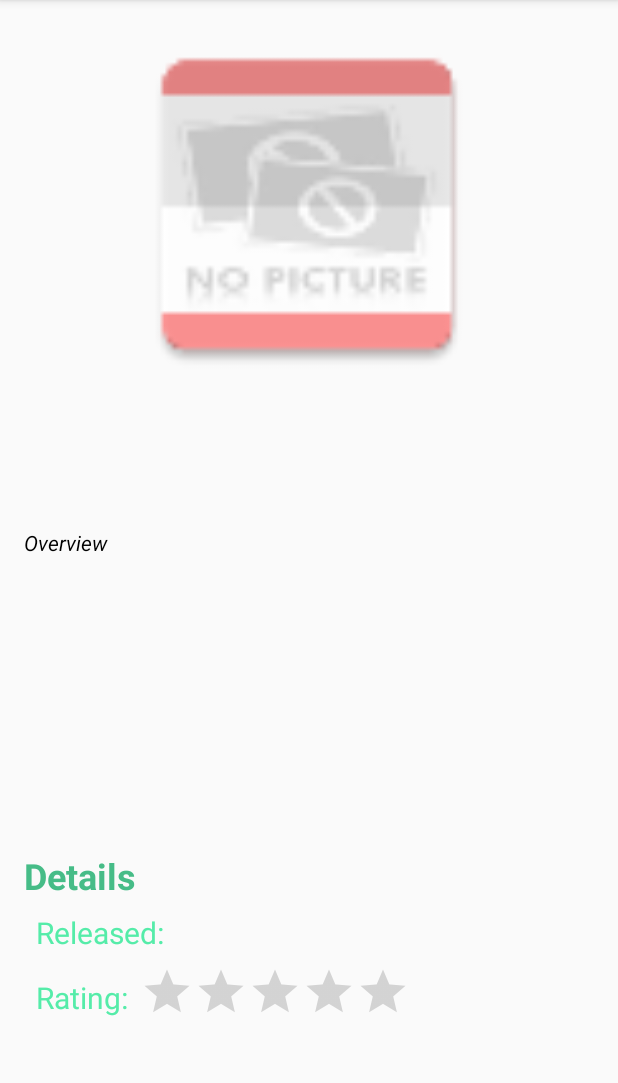
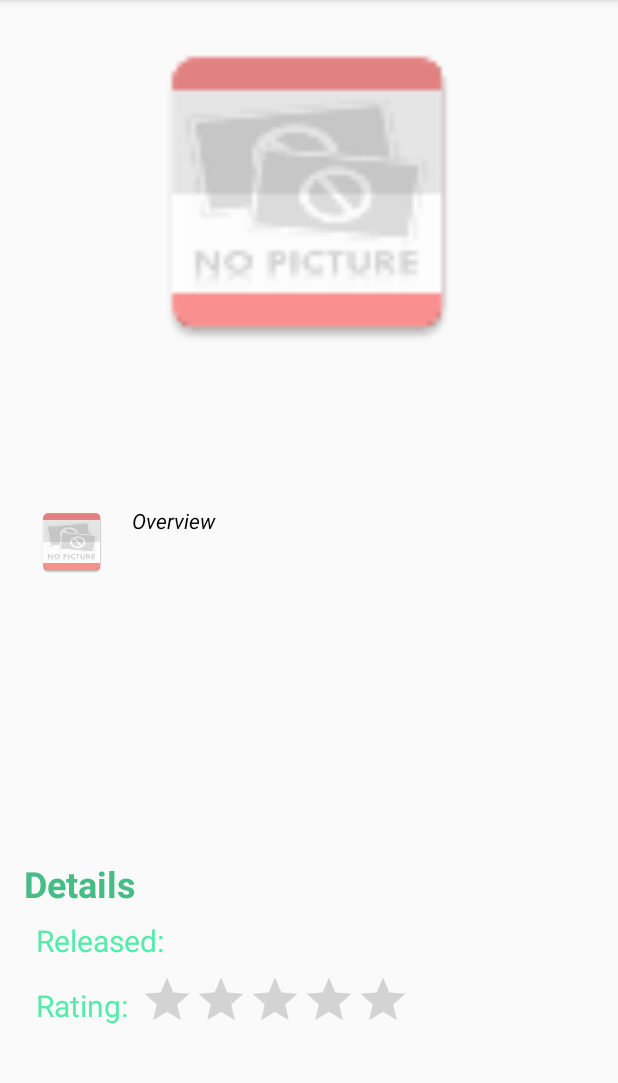
Before and after one commit to benepell/PopularMoviesProject1, an Android app: the DetailFragment screen opened directly, with no data from a screen before it, on a phone screen of 412 x 824 dp, the part 84-1167 px from its top. Run offline under Robolectric (Android 15) with nearby library versions, the phone set to English and light mode, and no system bars; pictures from the network do not load; 8 statements that could not run were skipped.

Commit message:
fix specification project 1

```diff
--- a/app/build.gradle
+++ b/app/build.gradle
@@ -32,7 +32,6 @@ dependencies {
 
     // GLIDE
     compile 'com.github.bumptech.glide:glide:3.7.0'
-
     testCompile 'junit:junit:4.12'
 }
 
--- a/app/src/main/java/eu/pellerito/movies/adapter/UIAdapter.java
+++ b/app/src/main/java/eu/pellerito/movies/adapter/UIAdapter.java
@@ -55,11 +55,9 @@ public class UIAdapter extends BaseAdapter {
     }
 
     /**
-     *  add costants LOG TAG
+     * add costants LOG TAG
      */
     // private final String LOG_TAG = UIAdapter.class.getSimpleName();
-
-
     @Override
     public int getCount() {
         return mImageUrls.size();
--- a/app/src/main/java/eu/pellerito/movies/data/FetchTask.java
+++ b/app/src/main/java/eu/pellerito/movies/data/FetchTask.java
@@ -107,9 +107,8 @@ public class FetchTask extends AsyncTask<String, Void, UIModel[]> {
 
             Uri builtUri = Uri.parse(Costants.MOVIE_DB_BASE_URL).buildUpon()
                     .appendEncodedPath(Costants.MOVIE_DB_VERSION)
-                    .appendEncodedPath(Costants.MOVIE_DB_MODE)
                     .appendEncodedPath(Costants.MOVIE_DB_TYPE)
-                    .appendQueryParameter(Costants.SORTBY_PARAM, params[0]) // vote_average , popularity
+                    .appendEncodedPath(params[0]) // popular , top_rated
                     .appendQueryParameter(Costants.APPID_PARAM,
                             BuildConfig.MOVIE_DB_API_KEY) // ADD API KEY in build.gradle Module app
                     .build();
--- a/app/src/main/java/eu/pellerito/movies/fragment/DetailFragment.java
+++ b/app/src/main/java/eu/pellerito/movies/fragment/DetailFragment.java
@@ -81,20 +81,7 @@ public class DetailFragment extends Fragment {
         // BackDrop ImageView Reference
         ImageView backDrop = (ImageView) rootView.findViewById(R.id.detail_back_drop);
 
-
-        // change image with poster if BackDrop not present
-
         String imageBackDrop = UIModel.getBackDropUrl().toString();
-
-        // String default error backDrop
-
-
-        // set imageBackDrop to value Poster if values is null
-        if ((imageBackDrop != null) &&
-                (imageBackDrop.substring(4).equalsIgnoreCase("null"))) {
-            imageBackDrop = UIModel.getPosterUrl().toString();
-        }
-
 
         // get Orientation 1 Portrait, 2 LandScape
         int orientationScreen = getResources().getConfiguration().orientation;
@@ -123,6 +110,37 @@ public class DetailFragment extends Fragment {
 
         // title
         ((TextView) rootView.findViewById(R.id.detail_title)).setText(UIModel.getTitle());
+
+
+        // Poster ImageView Reference
+        ImageView poster = (ImageView) rootView.findViewById(R.id.detail_poster);
+
+        String imagePoster = UIModel.getPosterUrl().toString();
+
+        if (orientationScreen == 1) {
+            // orientation Portrait
+            Glide.with(getActivity())
+                    .load(imagePoster)
+                    .override(Costants.GLIDE_IMAGE_POSTER_WIDTH, Costants.GLIDE_IMAGE_POSTER_HEIGHT)
+                    .fitCenter()
+                    .placeholder(R.drawable.download_in_progress)
+                    .error(R.drawable.no_image)
+                    .into(poster);
+
+        } else {
+            // orientation Landscape
+            Glide.with(getActivity())
+                    .load(imagePoster)
+                    .override(Costants.GLIDE_IMAGE_POSTER_WIDTH * 2, Costants.GLIDE_IMAGE_POSTER_HEIGHT)
+                    .centerCrop()
+                    .placeholder(R.drawable.download_in_progress)
+                    .error(R.drawable.no_image)
+                    .into(poster);
+
+        }
+
+
+
 
         // OverView
         ((TextView) rootView.findViewById(R.id.detail_overview)).setText(UIModel.getOverview());
--- a/app/src/main/res/layout/fragment_detail.xml
+++ b/app/src/main/res/layout/fragment_detail.xml
@@ -6,7 +6,7 @@
     android:weightSum="8"
     tools:context="eu.pellerito.movies.fragment.DetailFragment">
 
-    <!-- BackDrop -->
+    <!-- Image: BackDrop -->
     <ImageView
         android:id="@+id/detail_back_drop"
         android:layout_width="match_parent"
@@ -28,17 +28,36 @@
         android:textStyle="bold" />
 
 
-    <!-- OverView -->
-    <TextView
-        android:id="@+id/detail_overview"
+    <LinearLayout
         android:layout_width="match_parent"
         android:layout_height="wrap_content"
         android:layout_gravity="center"
         android:layout_weight="3"
-        android:text="@string/details_overview"
-        android:textColor="@color/colorTextPrimary"
-        android:textSize="@dimen/text_size_medium"
-        android:textStyle="italic" />
+        android:orientation="horizontal">
+
+        <!-- Image: Poster -->
+        <ImageView
+            android:id="@+id/detail_poster"
+            android:layout_width="wrap_content"
+            android:layout_height="wrap_content"
+            android:contentDescription="@string/details_content_description_image_poster"
+            android:padding="@dimen/content_padding_medium" />
+
+
+        <!-- OverView -->
+        <TextView
+            android:id="@+id/detail_overview"
+            android:layout_width="match_parent"
+            android:layout_height="match_parent"
+            android:layout_gravity="center"
+            android:padding="@dimen/content_padding_medium"
+            android:text="@string/details_overview"
+            android:textColor="@color/colorTextPrimary"
+            android:textSize="@dimen/text_size_medium"
+            android:textStyle="italic"/>
+
+
+    </LinearLayout>
 
 
     <LinearLayout
```
Also changed, not shown: app/src/main/java/eu/pellerito/movies/fragment/BaseFragment.java (+7 -7 lines), app/src/main/java/eu/pellerito/movies/utility/Costants.java (+5 -5 lines), app/src/main/java/eu/pellerito/movies/utility/PrefUtil.java (+0 -33 lines), app/src/main/res/menu/main.xml (+4 -9 lines), app/src/main/res/values/strings.xml (+5 -3 lines).
